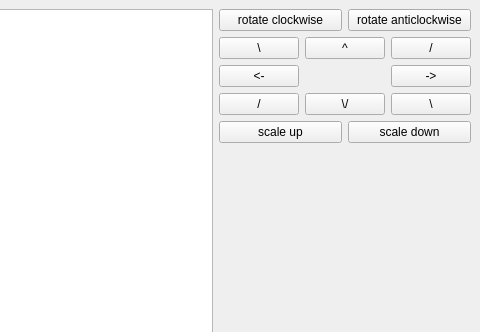
This is 2/src/forms_ui/main_window.ui in dazzlemon/diit_121-ipz_y2_cg as Qt 5 draws it before an edit; both pictures show x 311 to 791 and y 0 to 332 of the 791 by 581 pixel window. The edited form follows.
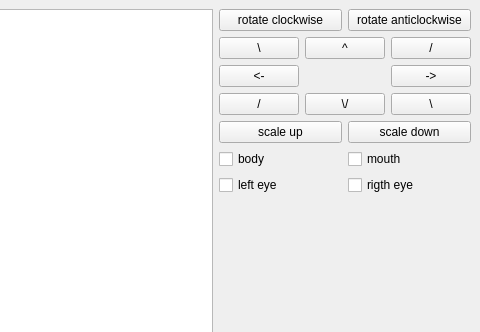
This is the edited form.

Diff of the .ui file:
```diff
--- a/2/src/forms_ui/main_window.ui
+++ b/2/src/forms_ui/main_window.ui
@@ -122,6 +122,38 @@
         </item>
        </layout>
       </item>
+      <item>
+       <layout class="QGridLayout" name="gridLayout_2">
+        <item row="1" column="0">
+         <widget class="QCheckBox" name="leftEyeCheck">
+          <property name="text">
+           <string>left eye</string>
+          </property>
+         </widget>
+        </item>
+        <item row="0" column="0">
+         <widget class="QCheckBox" name="bodyCheck">
+          <property name="text">
+           <string>body</string>
+          </property>
+         </widget>
+        </item>
+        <item row="0" column="1">
+         <widget class="QCheckBox" name="mouthCheck">
+          <property name="text">
+           <string>mouth</string>
+          </property>
+         </widget>
+        </item>
+        <item row="1" column="1">
+         <widget class="QCheckBox" name="rightEyeCheck">
+          <property name="text">
+           <string>rigth eye</string>
+          </property>
+         </widget>
+        </item>
+       </layout>
+      </item>
       <item>
        <spacer name="verticalSpacer">
         <property name="orientation">
```
